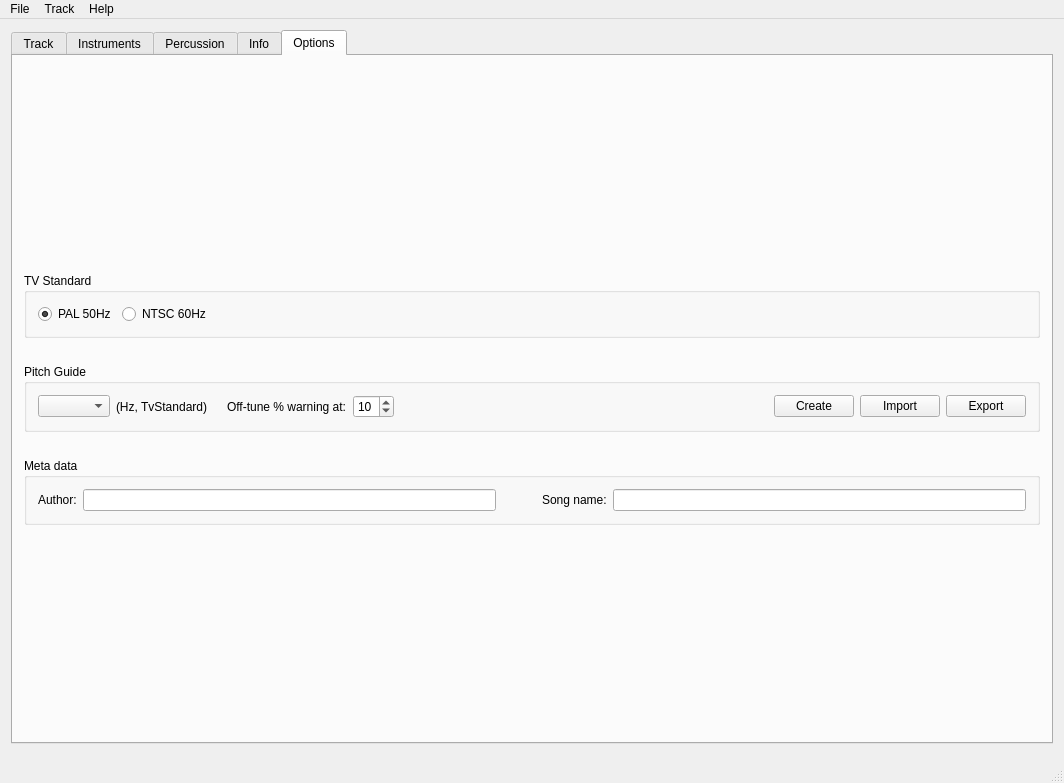
First picture: the form in mainwindow.ui, repository steux/tiatracker, before the edit.
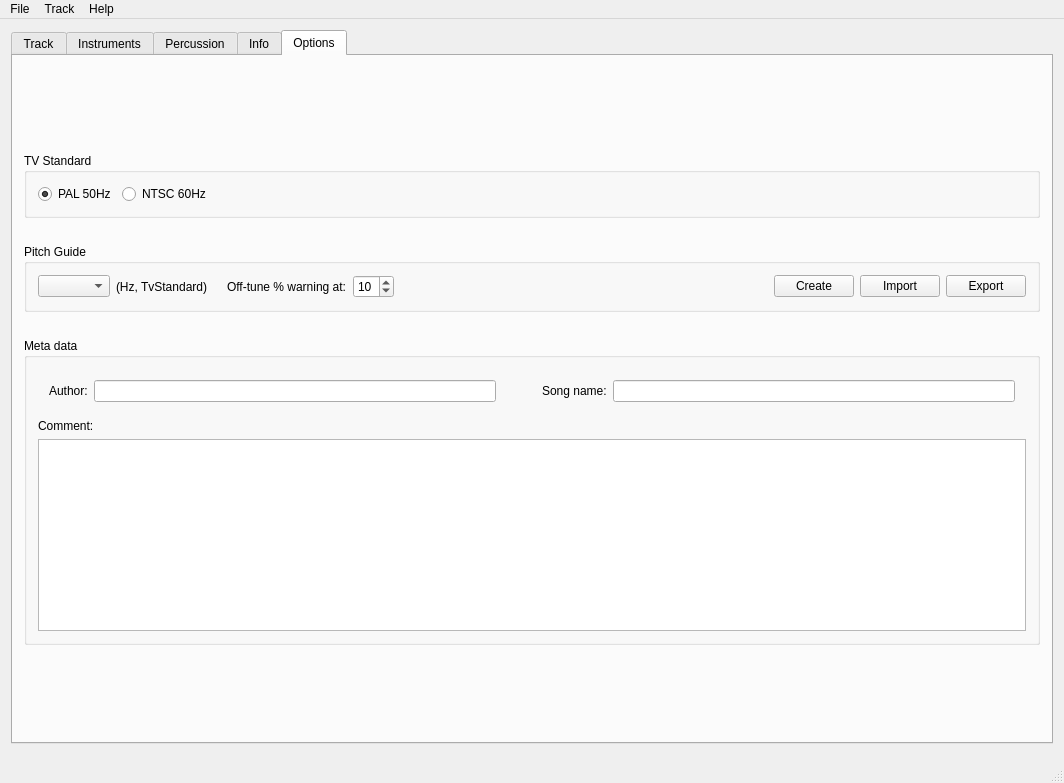
Second picture: the form after the edit. Icons and pictures are not drawn. Custom widgets are drawn as their Qt base class.

Commit message: added meta comment

```diff
--- a/mainwindow.ui
+++ b/mainwindow.ui
@@ -1399,7 +1399,10 @@
           <property name="title">
            <string>Meta data</string>
           </property>
-          <layout class="QHBoxLayout" name="horizontalLayout_14">
+          <layout class="QVBoxLayout" name="verticalLayout_7">
+           <item>
+            <widget class="QWidget" name="widget_4" native="true">
+             <layout class="QHBoxLayout" name="horizontalLayout_13">
            <item>
             <widget class="QLabel" name="label_9">
              <property name="text">
@@ -1408,11 +1411,7 @@
             </widget>
            </item>
            <item>
-            <widget class="QLineEdit" name="lineEditAuthor">
-             <property name="maxLength">
-              <number>64</number>
-             </property>
-            </widget>
+               <widget class="QLineEdit" name="lineEditAuthor"/>
            </item>
            <item>
             <widget class="QLabel" name="label_17">
@@ -1429,12 +1428,21 @@
             </widget>
            </item>
            <item>
-            <widget class="QLineEdit" name="lineEditSongName">
-             <property name="maxLength">
-              <number>64</number>
+               <widget class="QLineEdit" name="lineEditSongName"/>
+              </item>
+             </layout>
+            </widget>
+           </item>
+           <item>
+            <widget class="QLabel" name="label_23">
+             <property name="text">
+              <string>Comment:</string>
              </property>
             </widget>
            </item>
+           <item>
+            <widget class="QPlainTextEdit" name="plainTextEditComment"/>
+           </item>
           </layout>
          </widget>
         </item>
```
Lines whose indentation alone changed are shown as unchanged. The commit also changes 6 other files.
